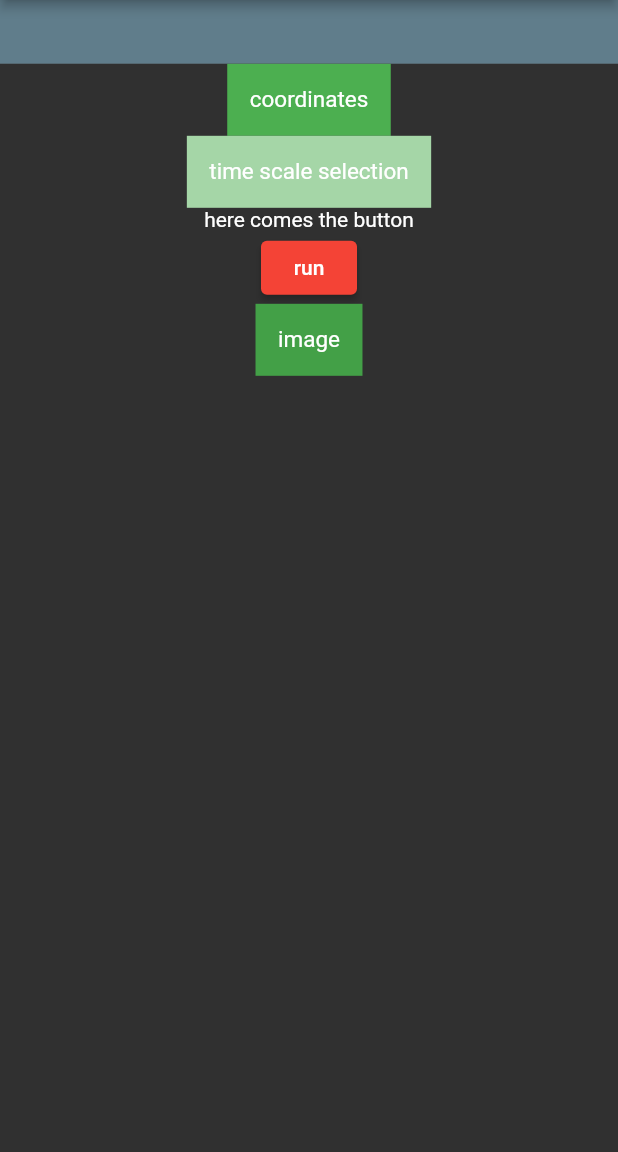
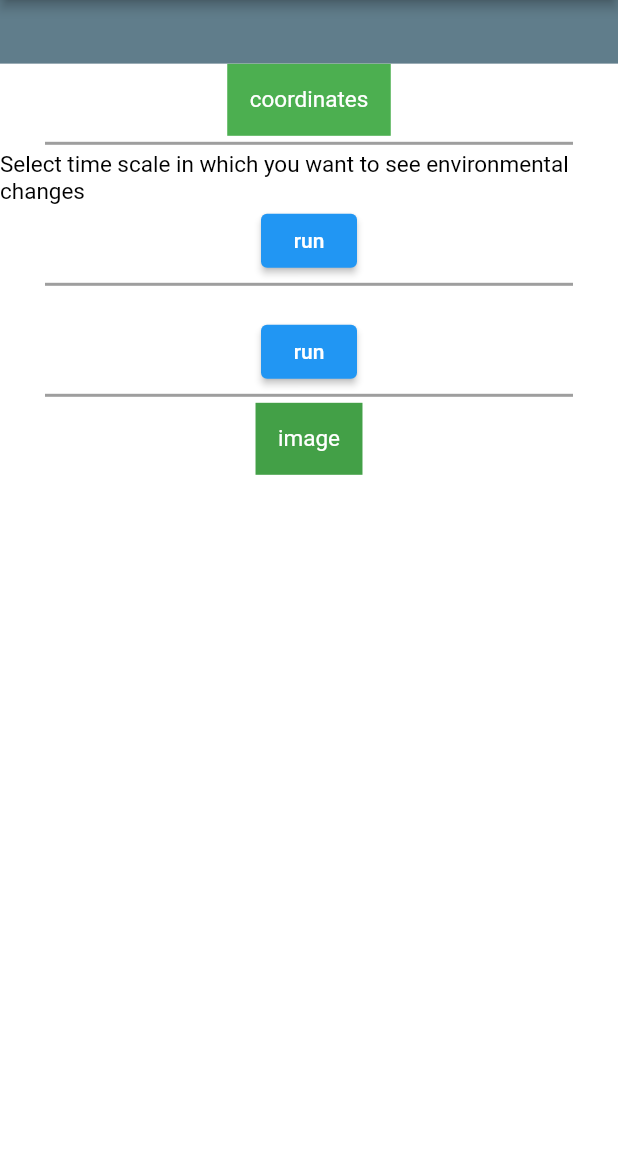
Before and after one commit to LeoGitGuy/RevolutionAIze, a Flutter app: the screen it shows after launch, scrolled down 1152 dp, on a phone screen of 412 x 824 dp, the part 84-1236 px from its top. Run offline on Flutter 3.47's test engine with Material 2 defaults, Android fonts, the light colour scheme and no system bars; our stand-ins replace shared_preferences; missing offline and left inert: dart:html; Roboto replaces fonts that are missing (Georgia, Hind).

Commit message:
select time scale

```diff
--- a/frontend/lib/main.dart
+++ b/frontend/lib/main.dart
@@ -26,10 +26,11 @@ class MyApp extends StatelessWidget {
       title: 'RevolutionAIze',
       debugShowCheckedModeBanner: false,
       theme: ThemeData(
-        primarySwatch: Colors.red,
+        primarySwatch: Colors.blue,
         // Define the default brightness and colors.
         brightness: Brightness.dark,
         primaryColor: Colors.lightBlue[800],
+        scaffoldBackgroundColor: Colors.white,
 
         // Define the default font family.
         fontFamily: 'Georgia',
--- a/frontend/lib/screens/search.dart
+++ b/frontend/lib/screens/search.dart
@@ -29,29 +29,49 @@ class Search extends StatelessWidget {
             color: Colors.green,
             padding: const EdgeInsets.all(15),
           ),
+          const Divider(
+            height: 10.0,
+            thickness: 2.0,
+            endIndent: 30.0,
+            indent: 30.0,
+            color: Colors.grey,
+          ),
           //time scale selection
           Container(
-            child: const Text(
-              'time scale selection',
-              style: TextStyle(fontSize: 15),
+            child: Column(
+              children: [
+                const Text(
+                  'Select time scale in which you want to see environmental changes',
+                  style: TextStyle(fontSize: 15, color: Colors.black),
+                ),
+                ElevatedButton(onPressed: () {}, child: const Text('run')),
+              ],
             ),
-            color: Colors.green.shade200,
-            padding: const EdgeInsets.all(15),
           ),
           // button
+          const Divider(
+            height: 10.0,
+            thickness: 2.0,
+            endIndent: 30.0,
+            indent: 30.0,
+            color: Colors.grey,
+          ),
           Container(
-            child: Column(children: [
-              const Text(
-                'here comes the button'
-              ),
-              ElevatedButton(
-              onPressed: () {},
-              child: const Text('run')
-              ),
-            ],
+            child: Column(
+              children: [
+                const Text('here comes the button'),
+                ElevatedButton(onPressed: () {}, child: const Text('run')),
+              ],
             ),
           ),
-         //image
+          const Divider(
+            height: 10.0,
+            thickness: 2.0,
+            endIndent: 30.0,
+            indent: 30.0,
+            color: Colors.grey,
+          ),
+          //image
           Container(
             child: const Text(
               'image',
```
